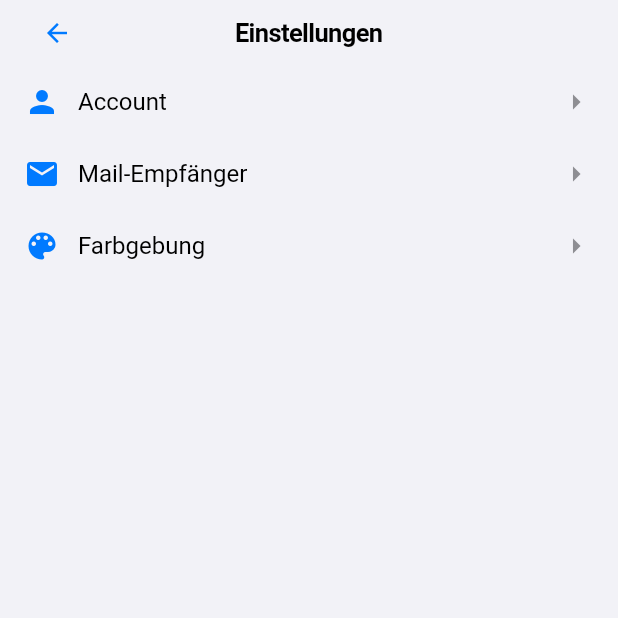
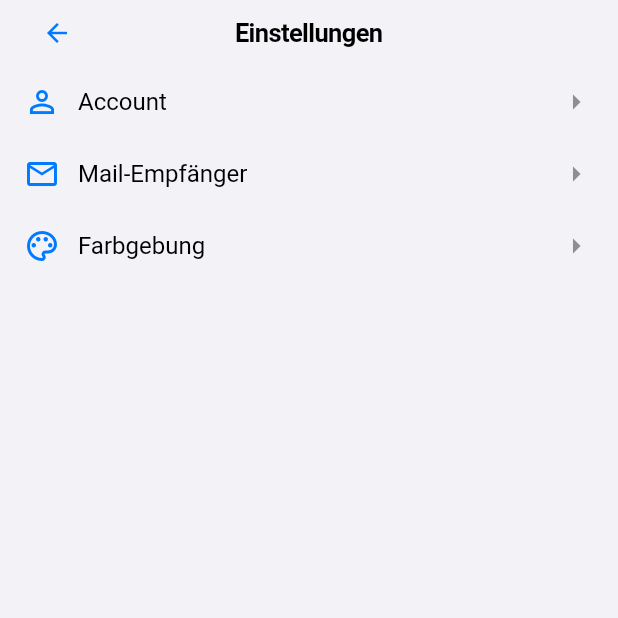
Before and after one commit to SchwarzenbergerDaniel/lagerverwaltung, a Flutter app: the SettingsPage screen opened directly, on a phone screen of 412 x 824 dp, the top half of it. Run offline on Flutter 3.47's test engine with Material 3 defaults, Android fonts, the phone set to English and light mode, and no system bars; our stand-ins replace get_it, google_sign_in, permission_handler, shared_preferences; missing offline and left inert: mailer, mobile_scanner; accounts and stored records are empty.

Commit message:
change visual of icon

```diff
--- a/lagerverwaltung/lib/page/settings/settings/settings_page.dart
+++ b/lagerverwaltung/lib/page/settings/settings/settings_page.dart
@@ -21,10 +21,10 @@ class SettingsPage extends StatelessWidget {
           children: [
             //TODO: Actual Content
             createSettingTile(
-                "Account", Icons.person, Center(child: Text("Account-Page"))),
+                "Account", Icons.person_outline, Center(child: Text("Account-Page"))),
             createSettingTile(
-                "Mail-Empfänger", Icons.mail, EMailEmpfaengerAendernPage()),
-            createSettingTile("Farbgebung", Icons.color_lens, ColorChangingPage())
+                "Mail-Empfänger", Icons.mail_outline, EMailEmpfaengerAendernPage()),
+            createSettingTile("Farbgebung", Icons.color_lens_outlined, ColorChangingPage())
           ],
         ),
       ),
```
